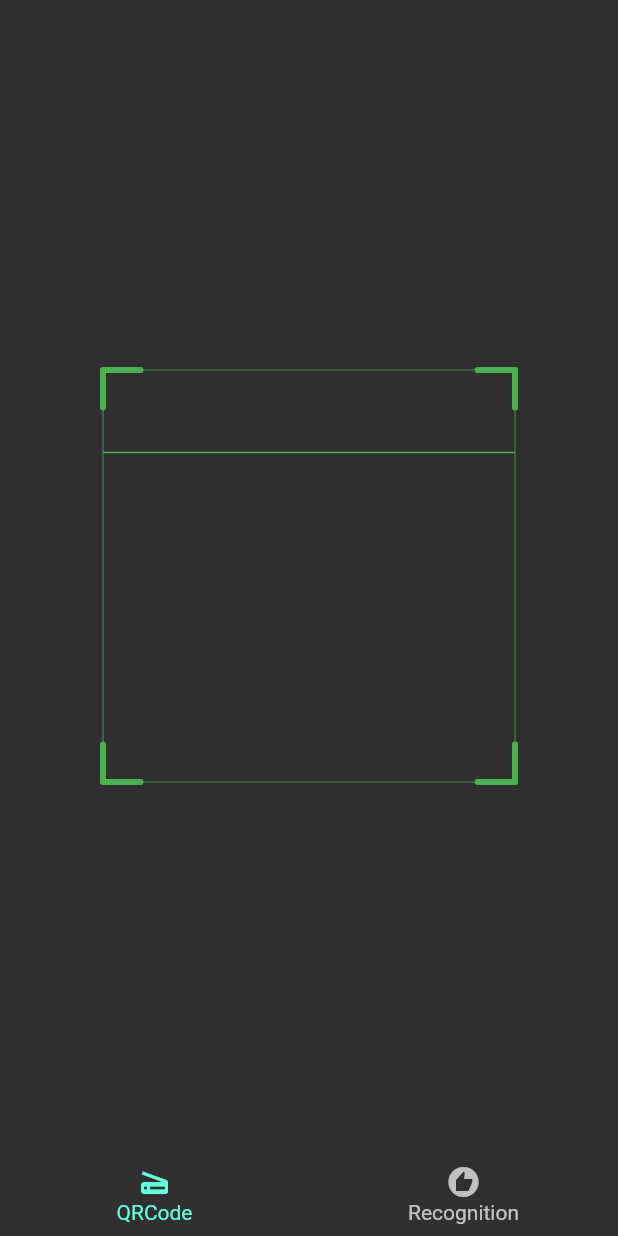
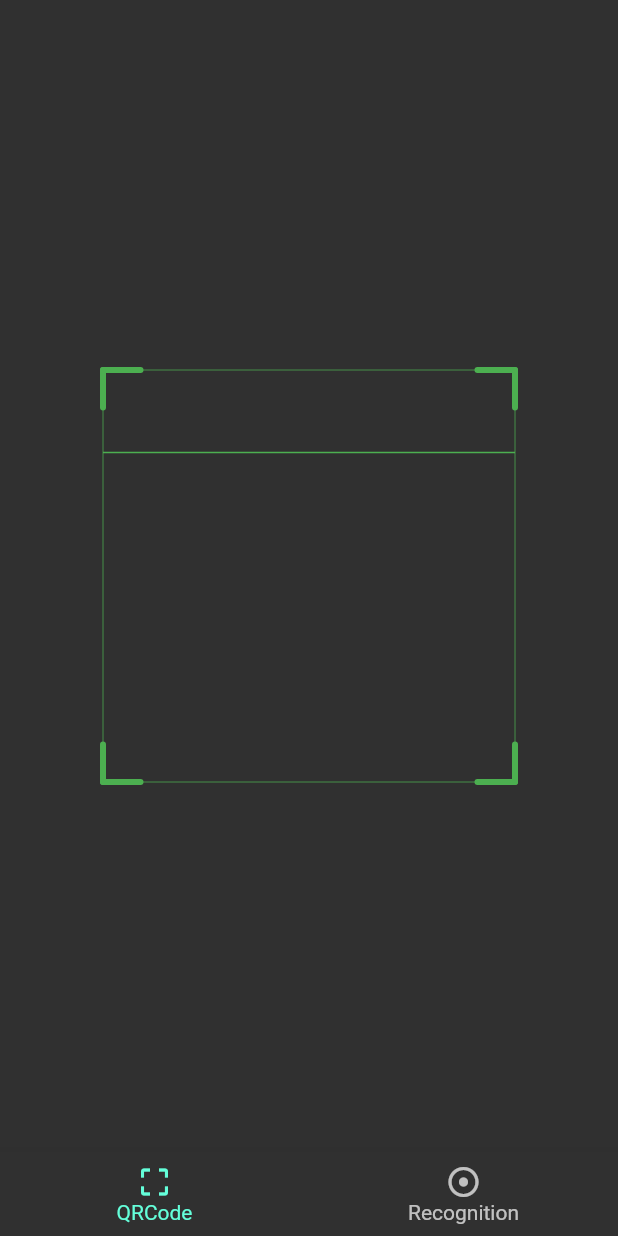
Before and after one commit to and2long/scanning_effect, a Flutter app: the screen it shows after launch, on a phone screen of 412 x 824 dp. Run offline on Flutter 3.47's test engine with Material 2 defaults, Android fonts, the light colour scheme and no system bars.

Commit message:
修改底部图标。

```diff
--- a/lib/main.dart
+++ b/lib/main.dart
@@ -28,7 +28,7 @@ class _HomePageState extends State<HomePage> {
   int _tabIndex = 0;
   final _pageController = PageController();
   List<String> _titles = ['QRCode', 'Recognition'];
-  List<IconData> _icons = [Icons.scanner, Icons.recommend_sharp];
+  List<IconData> _icons = [Icons.crop_free, Icons.adjust];
 
   @override
   void dispose() {
```
